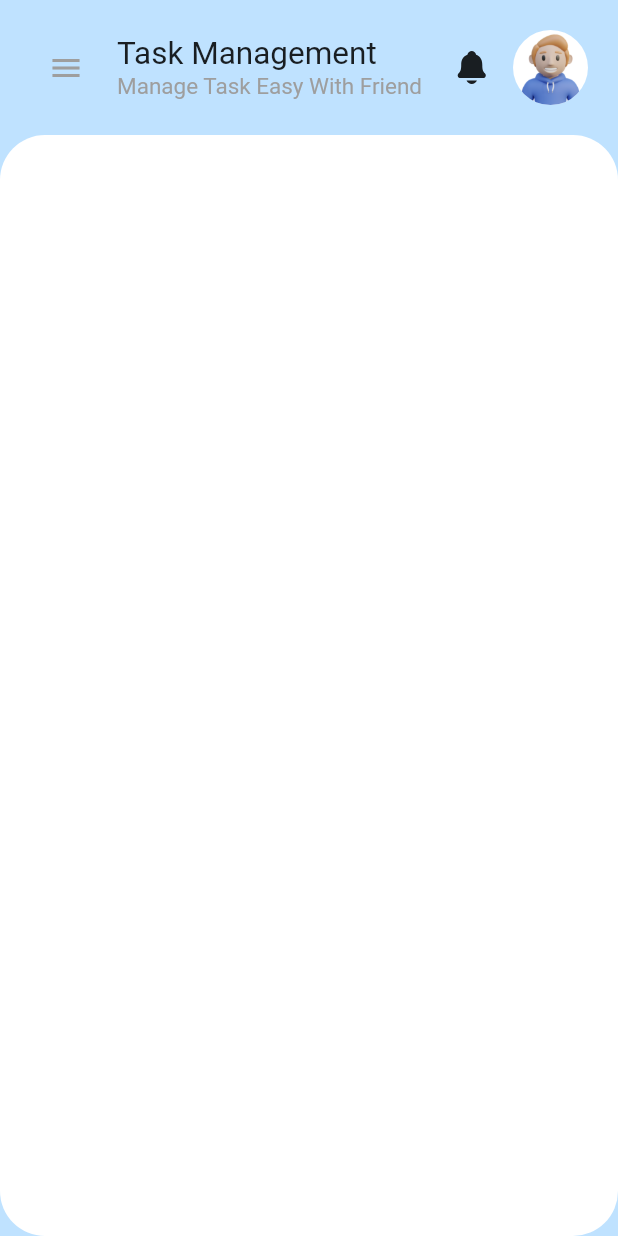
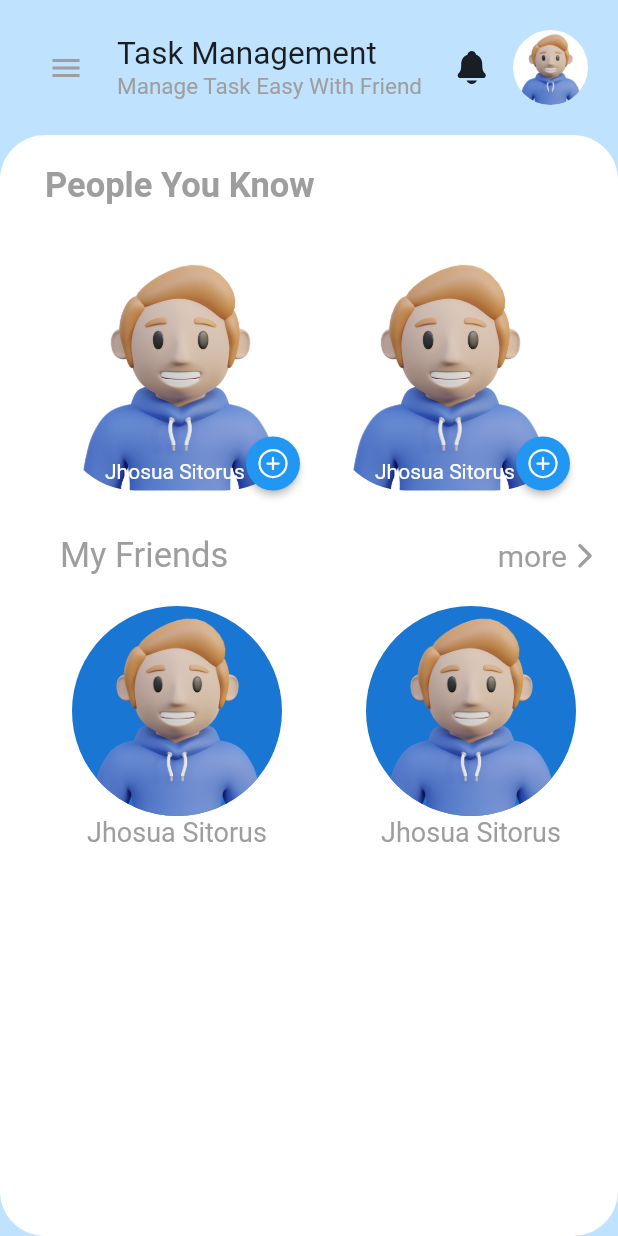
Before and after one commit to Prasetya36/task_management_app, a Flutter app: the FriendsView screen opened by its route, on a phone screen of 412 x 824 dp. Run offline on Flutter 3.47's test engine with Material 2 defaults, Android fonts, the light colour scheme and no system bars; our stand-ins replace get, ionicons.

Commit message:
Friends_screen_Stack_Widget_Positioned_Widget

```diff
--- a/lib/app/modules/friends/views/friends_view.dart
+++ b/lib/app/modules/friends/views/friends_view.dart
@@ -3,6 +3,7 @@ import 'package:flutter/material.dart';
 import 'package:get/get.dart';
 import 'package:ionicons/ionicons.dart';
 import 'package:task_management_app/app/utils/style/AppColors.dart';
+import 'package:task_management_app/app/utils/widget/MyFriends.dart';
 import 'package:task_management_app/app/utils/widget/SideBar.dart';
 import 'package:task_management_app/app/utils/widget/header.dart';
 
@@ -17,8 +18,7 @@ class FriendsView extends GetView<FriendsController> {
       key: _drawerKey,
       drawer: const SideBar(),
       backgroundColor: AppColors.primaryBG,
-      body: Row(
-        children: [
+      body: Row(children: [
         !context.isPhone
             ? const Expanded(
                 flex: 2,
@@ -27,8 +27,7 @@ class FriendsView extends GetView<FriendsController> {
             : const SizedBox(),
         Expanded(
           flex: 15,
-            child: Column(
-              children: [
+          child: Column(children: [
             !context.isPhone
                 ? const header()
                 : Container(
@@ -55,11 +54,9 @@ class FriendsView extends GetView<FriendsController> {
                               Text(
                                 "Manage Task Easy With Friend",
                                 style: TextStyle(
-                                      fontSize: 15,
-                                      color: AppColors.primaryText),
+                                    fontSize: 15, color: AppColors.primaryText),
                               ),
-                              ],
-                            ),
+                            ]),
                         const Spacer(),
                         const Icon(Ionicons.notifications, size: 25),
                         const SizedBox(width: 15),
@@ -76,7 +73,9 @@ class FriendsView extends GetView<FriendsController> {
             //content / isi page / screen
             Expanded(
               child: Container(
-                    padding: const EdgeInsets.all(50),
+                padding: !context.isPhone
+                    ? const EdgeInsets.all(30)
+                    : const EdgeInsets.all(10),
                 margin: !context.isPhone
                     ? const EdgeInsets.all(15)
                     : const EdgeInsets.all(0),
@@ -84,14 +83,83 @@ class FriendsView extends GetView<FriendsController> {
                   borderRadius: !context.isPhone
                       ? BorderRadius.circular(50)
                       : BorderRadius.circular(30),
-                        color: Colors.white),
+                  color: Colors.white,
+                ),
+                child: Padding(
+                  padding: const EdgeInsets.only(left: 20, top: 10),
+                  child: Column(
+                      crossAxisAlignment: CrossAxisAlignment.start,
+                      children: [
+                        const Text(
+                          'People You Know',
+                          style: TextStyle(
+                              fontSize: 23,
+                              fontWeight: FontWeight.bold,
+                              color: AppColors.primaryText),
+                        ),
+                        Padding(
+                          padding: const EdgeInsets.only(top: 20, bottom: 20),
+                          child: SizedBox(
+                            height: 180,
+                            child: ListView.builder(
+                              scrollDirection: Axis.horizontal,
+                              shrinkWrap: true,
+                              clipBehavior: Clip.antiAlias,
+                              itemCount: 10,
+                              itemBuilder: (context, index) {
+                                return Padding(
+                                  padding: const EdgeInsets.all(10),
+                                  child: Stack(children: [
+                                    ClipRRect(
+                                      borderRadius: BorderRadius.circular(50),
+                                      child: const Image(
+                                        image: AssetImage(
+                                          'assets/images/avatar.png',
                                         ),
                                       ),
-              ],
+                                    ),
+                                    const Positioned(
+                                        bottom: 5,
+                                        left: 30,
+                                        child: Text(
+                                          'Jhosua Sitorus',
+                                          style: TextStyle(color: Colors.white),
+                                        )),
+                                    Positioned(
+                                      bottom: 0,
+                                      right: 0,
+                                      child: SizedBox(
+                                        height: 36,
+                                        width: 36,
+                                        child: ElevatedButton(
+                                          style: ElevatedButton.styleFrom(
+                                            padding: EdgeInsets.zero,
+                                            shape: RoundedRectangleBorder(
+                                              borderRadius:
+                                                  BorderRadius.circular(100),
                                             ),
                                           ),
-        ],
+                                          onPressed: () {},
+                                          child: const Icon(
+                                            Ionicons.add_circle_outline,
                                           ),
+                                        ),
+                                      ),
+                                    ),
+                                  ]),
+                                );
+                              },
+                            ),
+                          ),
+                        ),
+                        const MyFriends(),
+                      ]),
+                ),
+              ),
+            ),
+          ]),
+        ),
+      ]),
     );
   }
 }
--- a/lib/app/modules/home/views/home_view.dart
+++ b/lib/app/modules/home/views/home_view.dart
@@ -19,6 +19,7 @@ class HomeView extends GetView<HomeController> {
   @override
   Widget build(BuildContext context) {
     return Scaffold(
+      resizeToAvoidBottomInset: false,
       key: _drawerKey,
       drawer: const SideBar(),
       backgroundColor: AppColors.primaryBG,
--- a/lib/app/utils/widget/MyFriends.dart
+++ b/lib/app/utils/widget/MyFriends.dart
@@ -1,4 +1,5 @@
 import 'package:flutter/cupertino.dart';
+import 'package:flutter/material.dart';
 import 'package:get/get.dart';
 import 'package:ionicons/ionicons.dart';
 import 'package:task_management_app/app/routes/app_pages.dart';
@@ -12,15 +13,16 @@ class MyFriends extends StatelessWidget {
   @override
   Widget build(BuildContext context) {
     return Expanded(
-      child: Padding(
-        padding: const EdgeInsets.only(left: 10),
       child: Column(children: [
         Row(children: [
-            const Text(
+          const Padding(
+            padding: EdgeInsets.only(left: 10),
+            child: Text(
               'My Friends',
               style: TextStyle(
                 color: AppColors.primaryText,
                 fontSize: 23,
+              ),
             ),
           ),
           const Spacer(),
@@ -39,36 +41,35 @@ class MyFriends extends StatelessWidget {
             color: AppColors.primaryText,
           )
         ]),
-          SizedBox(
+        Padding(
+          padding: const EdgeInsets.only(top: 20),
+          child: SizedBox(
             height: 200,
-            child: Padding(
-              padding: const EdgeInsets.only(top: 20),
             child: GridView.builder(
               shrinkWrap: true,
               itemCount: 8,
-                gridDelegate: const SliverGridDelegateWithFixedCrossAxisCount(
-                    crossAxisCount: 3, crossAxisSpacing: 5, mainAxisSpacing: 5),
+              gridDelegate: SliverGridDelegateWithFixedCrossAxisCount(
+                crossAxisCount: context.isPhone ? 2 : 3,
+                crossAxisSpacing: 20,
+                mainAxisSpacing: 30,
+              ),
               itemBuilder: (context, index) {
                 return Column(children: const [
-                    ClipRRect(
-                      child: Image(
-                        height: 150,
-                        image: AssetImage(
-                          'assets/images/avatar.png',
-                        ),
-                      ),
+                  CircleAvatar(
+                    maxRadius: 70,
+                    foregroundImage: AssetImage('assets/images/avatar.png'),
                   ),
                   Text(
-                      'Joshua Sitorus',
-                      style: TextStyle(color: AppColors.primaryText),
-                    )
+                    'Jhosua Sitorus',
+                    style:
+                        TextStyle(color: AppColors.primaryText, fontSize: 18),
+                  ),
                 ]);
               },
             ),
           ),
         )
       ]),
-      ),
     );
   }
 }
```
Lines whose indentation alone changed are shown as unchanged.
